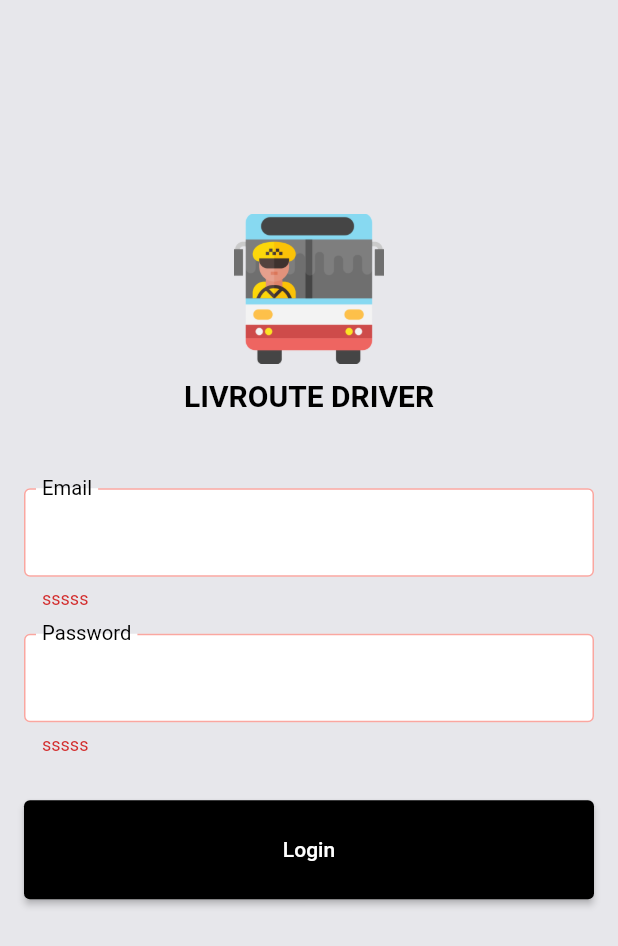
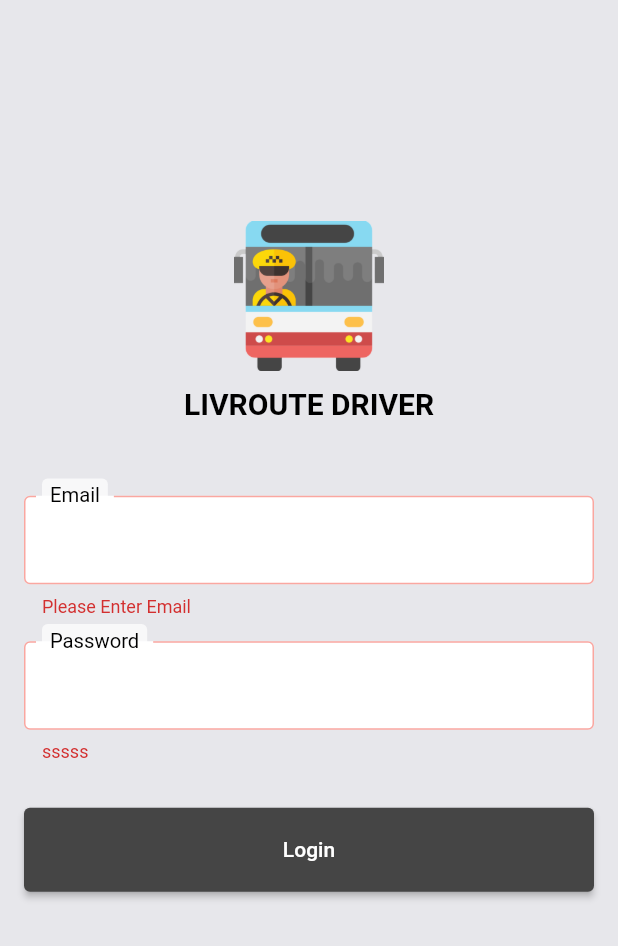
Before and after one commit to salmannaeem112215/liveroute_driver, a Flutter app: the screen it shows after launch, after a tap on "Login", on a phone screen of 412 x 824 dp. Shown: the top 946 px of the screen. Run offline on Flutter 3.47's test engine with Material 2 defaults, Android fonts, the phone set to English and light mode, and no system bars; our stand-ins replace flutter_svg, get; missing offline and left inert: mapbox_gl.

Commit message:
Login UI Complete

```diff
--- a/lib/configs/themes/custom_text_styles.dart
+++ b/lib/configs/themes/custom_text_styles.dart
@@ -20,3 +20,13 @@ final whiteElevatedButton = ElevatedButton.styleFrom(
 
 const kTextStyle = TextStyle(color: Colors.black);
 const kHintStyle = TextStyle(color: Colors.black38);
+
+Widget kTextFormLabel(String label) {
+  return Container(
+    padding: const EdgeInsets.all(7),
+    decoration: const BoxDecoration(
+        color: Colors.white70,
+        borderRadius: BorderRadius.vertical(top: Radius.circular(5))),
+    child: Text(label),
+  );
+}
--- a/lib/configs/themes/sub_theme_data_mixin.dart
+++ b/lib/configs/themes/sub_theme_data_mixin.dart
@@ -27,6 +27,7 @@ mixin SubThemeData {
     return const InputDecorationTheme(
       floatingLabelBehavior: FloatingLabelBehavior.always,
       labelStyle: TextStyle(
+        // backgroundColor: Colors.white60,
         color: Colors.black,
         fontSize: 18,
         fontWeight: FontWeight.w400,
--- a/lib/screens/dLogin/components/body.dart
+++ b/lib/screens/dLogin/components/body.dart
@@ -1,7 +1,6 @@
 import 'package:flutter/material.dart';
-import 'package:liveroute_driver/configs/themes/ui_parameters.dart';
 
-import 'login_form.dart';
+import './login_form.dart';
 
 class Body extends StatelessWidget {
   const Body({super.key});
--- a/lib/screens/dLogin/components/login_form.dart
+++ b/lib/screens/dLogin/components/login_form.dart
@@ -1,4 +1,5 @@
 import 'package:flutter/material.dart';
+import 'package:liveroute_driver/configs/themes/custom_text_styles.dart';
 import 'package:liveroute_driver/configs/themes/ui_parameters.dart';
 
 class LoginForm extends StatelessWidget {
@@ -17,8 +18,8 @@ class LoginForm extends StatelessWidget {
             style: const TextStyle(
               color: Colors.black87,
             ),
-            decoration: const InputDecoration(
-              labelText: 'Email',
+            decoration: InputDecoration(
+              label: kTextFormLabel('Email'),
             ),
             validator: emailValidator,
           ),
@@ -28,8 +29,8 @@ class LoginForm extends StatelessWidget {
             style: const TextStyle(
               color: Colors.black87,
             ),
-            decoration: const InputDecoration(
-              labelText: 'Password',
+            decoration: InputDecoration(
+              label: kTextFormLabel('Password'),
             ),
             validator: passwordValidator,
           ),
@@ -45,8 +46,9 @@ class LoginForm extends StatelessWidget {
       width: double.infinity,
       child: ElevatedButton(
         style: ElevatedButton.styleFrom(
-            padding: const EdgeInsets.symmetric(vertical: 25),
-            backgroundColor: Colors.black),
+          padding: const EdgeInsets.symmetric(vertical: 20),
+          backgroundColor: Color(0xFF454545),
+        ),
         onPressed: () => loginFunction(formKey),
         child: const Text('Login'),
       ),
@@ -58,10 +60,43 @@ class LoginForm extends StatelessWidget {
   }
 
   String? emailValidator(String? val) {
-    return 'sssss';
+    if (val == null || val == '') {
+      return 'Please Enter Email';
+    }
   }
 
   String? passwordValidator(String? val) {
     return 'sssss';
   }
 }
+
+class HalfBorderShape extends ShapeBorder {
+  const HalfBorderShape();
+
+  @override
+  EdgeInsetsGeometry get dimensions => EdgeInsets.zero;
+
+  @override
+  Path getInnerPath(Rect rect, {TextDirection? textDirection}) {
+    return getOuterPath(rect, textDirection: textDirection)!;
+  }
+
+  @override
+  Path getOuterPath(Rect rect, {TextDirection? textDirection}) {
+    final path = Path();
+    path.moveTo(rect.topLeft.dx, rect.topLeft.dy);
+    path.lineTo(rect.topRight.dx, rect.topRight.dy);
+    path.lineTo(rect.bottomRight.dx, rect.bottomRight.dy * 0.5);
+    path.lineTo(rect.bottomLeft.dx, rect.bottomLeft.dy * 0.5);
+    path.close();
+    return path;
+  }
+
+  @override
+  void paint(Canvas canvas, Rect rect, {TextDirection? textDirection}) {}
+
+  @override
+  ShapeBorder scale(double t) {
+    return HalfBorderShape();
+  }
+}
```
